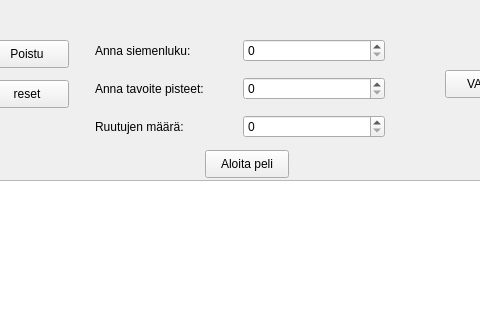
Before: the Qt Designer form student/12/numbers_gui/mainwindow.ui in nvjsalonen/Ohj2, drawn with Qt 5; both pictures show x 265 to 745 and y 0 to 320 of the 1376 by 747 pixel window.
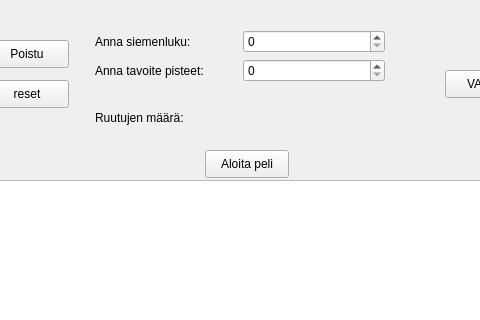
After: the same form once the commit is applied.

The edit to the form file:
```diff
--- a/student/12/numbers_gui/mainwindow.ui
+++ b/student/12/numbers_gui/mainwindow.ui
@@ -61,9 +61,6 @@
        </property>
       </widget>
      </item>
-     <item row="2" column="2">
-      <widget class="QSpinBox" name="kokoSpinBox"/>
-     </item>
     </layout>
    </widget>
    <widget class="QPushButton" name="startButton">
```
